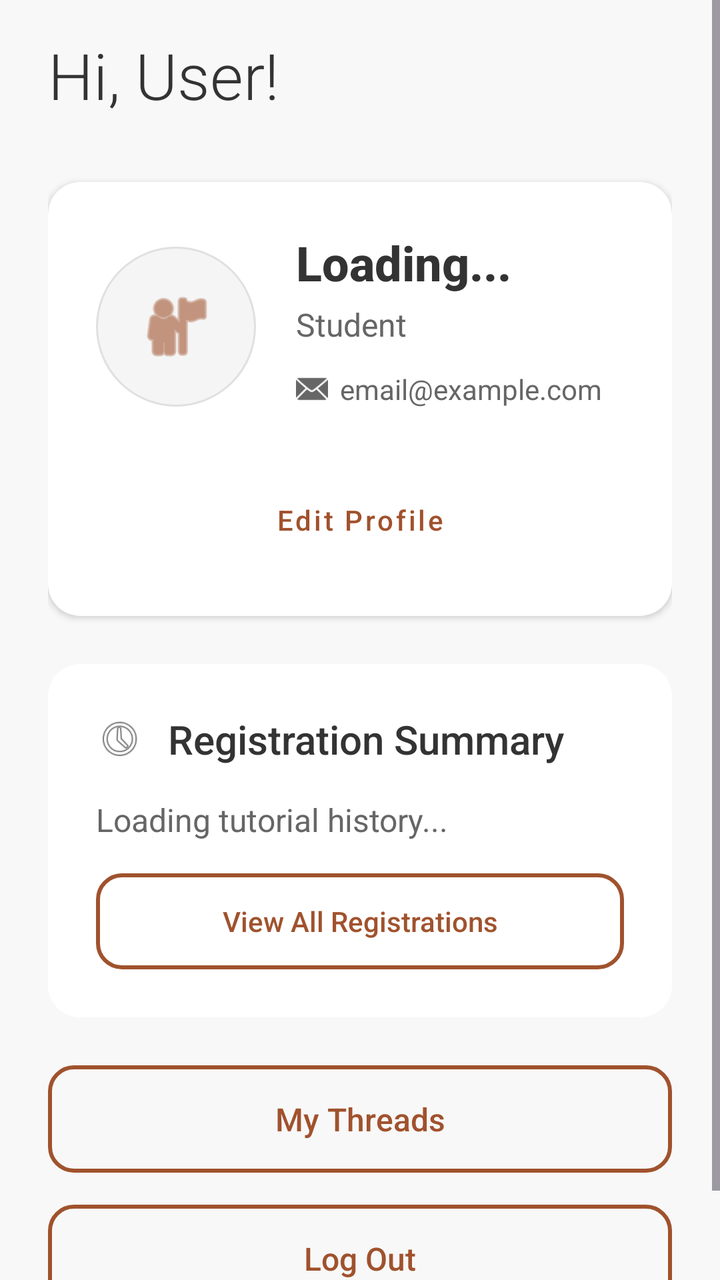
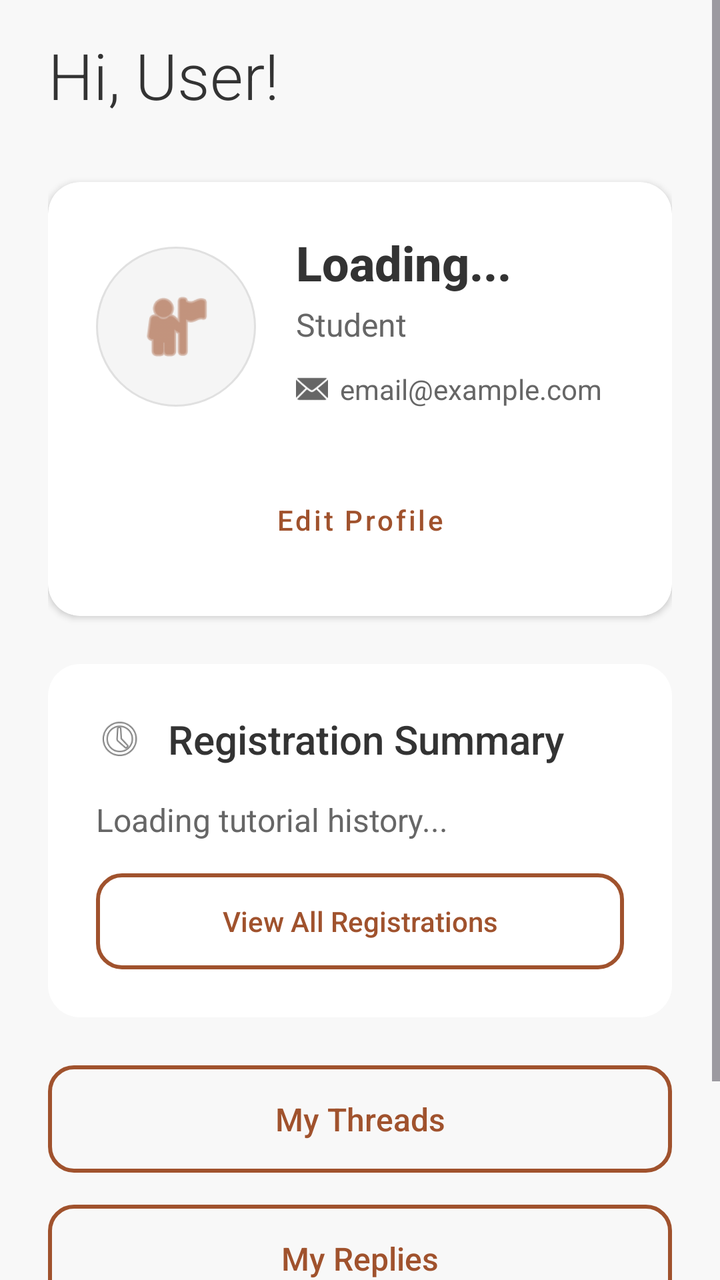

The first picture is an Android layout as it rendered before a commit; the second is the same layout after the commit. The layout source and the unified diff follow.
<!-- AndroidManifest.xml: application theme Theme.Csci3130Group1 -->
<!-- res/layout/fragment_profile.xml -->
<?xml version="1.0" encoding="utf-8"?>
<ScrollView xmlns:android="http://schemas.android.com/apk/res/android"
    android:layout_width="match_parent"
    android:layout_height="match_parent"
    android:background="#F8F8F8"
    android:fillViewport="true">

    <LinearLayout
        android:layout_width="match_parent"
        android:layout_height="wrap_content"
        android:orientation="vertical"
        android:paddingLeft="24dp"
        android:paddingRight="24dp"
        android:paddingTop="16dp"
        android:paddingBottom="32dp">

        
        <TextView
            android:id="@+id/profileGreeting"
            android:layout_width="wrap_content"
            android:layout_height="wrap_content"
            android:text="Hi, User!"
            android:textSize="32sp"
            android:fontFamily="sans-serif-light"
            android:textStyle="normal"
            android:textColor="#333333"
            android:layout_marginBottom="32dp"/>

        
        <androidx.cardview.widget.CardView
            android:layout_width="match_parent"
            android:layout_height="wrap_content"
            android:layout_marginBottom="24dp"
            xmlns:app="http://schemas.android.com/apk/res-auto"
            app:cardCornerRadius="16dp"
            app:cardElevation="2dp"
            app:cardBackgroundColor="#FFFFFF">

            <LinearLayout
                android:layout_width="match_parent"
                android:layout_height="wrap_content"
                android:orientation="vertical"
                android:padding="24dp">

                
                <LinearLayout
                    android:layout_width="match_parent"
                    android:layout_height="wrap_content"
                    android:orientation="horizontal"
                    android:gravity="center_vertical"
                    android:layout_marginBottom="24dp">

                    
                    <ImageView
                        android:id="@+id/profilePicture"
                        android:layout_width="80dp"
                        android:layout_height="80dp"
                        android:src="@android:drawable/ic_menu_myplaces"
                        app:tint="#A0522D"
                        android:background="@drawable/circle_background"
                        android:padding="20dp"
                        android:contentDescription="Profile Picture" />

                    
                    <LinearLayout
                        android:layout_width="0dp"
                        android:layout_height="wrap_content"
                        android:layout_weight="1"
                        android:orientation="vertical"
                        android:layout_marginStart="20dp">

                        
                        <TextView
                            android:id="@+id/profileName"
                            android:layout_width="wrap_content"
                            android:layout_height="wrap_content"
                            android:text="Loading..."
                            android:textSize="24sp"
                            android:textStyle="bold"
                            android:textColor="#333333"
                            android:fontFamily="sans-serif-medium" />

                        
                        <TextView
                            android:id="@+id/profileRole"
                            android:layout_width="wrap_content"
                            android:layout_height="wrap_content"
                            android:text="Student"
                            android:textSize="16sp"
                            android:textColor="#666666"
                            android:layout_marginTop="4dp" />

                        
                        <TextView
                            android:id="@+id/profileDegree"
                            android:layout_width="wrap_content"
                            android:layout_height="wrap_content"
                            android:text=""
                            android:textSize="16sp"
                            android:textColor="#666666"
                            android:layout_marginTop="4dp"
                            android:visibility="gone"/>

                        
                        <LinearLayout
                            android:layout_width="match_parent"
                            android:layout_height="wrap_content"
                            android:orientation="vertical"
                            android:layout_marginTop="12dp">

                            
                            <LinearLayout
                                android:layout_width="wrap_content"
                                android:layout_height="wrap_content"
                                android:orientation="horizontal"
                                android:gravity="center_vertical"
                                android:layout_marginBottom="8dp">

                                <ImageView
                                    android:layout_width="16dp"
                                    android:layout_height="16dp"
                                    android:src="@android:drawable/ic_dialog_email"
                                    app:tint="#666666" />

                                <TextView
                                    android:id="@+id/profileEmail"
                                    android:layout_width="wrap_content"
                                    android:layout_height="wrap_content"
                                    android:text="email@example.com"
                                    android:textSize="14sp"
                                    android:textColor="#666666"
                                    android:layout_marginStart="6dp" />
                            </LinearLayout>

                            
                            <LinearLayout
                                android:id="@+id/contactContainer"
                                android:layout_width="wrap_content"
                                android:layout_height="wrap_content"
                                android:orientation="horizontal"
                                android:gravity="center_vertical"
                                android:layout_marginBottom="8dp"
                                android:visibility="gone">

                                <ImageView
                                    android:layout_width="16dp"
                                    android:layout_height="16dp"
                                    android:src="@android:drawable/ic_menu_call"
                                    app:tint="#A0522D" />

                                <TextView
                                    android:id="@+id/profileContact"
                                    android:layout_width="wrap_content"
                                    android:layout_height="wrap_content"
                                    android:text=""
                                    android:textSize="14sp"
                                    android:textColor="#A0522D"
                                    android:layout_marginStart="6dp"
                                    android:fontFamily="sans-serif-medium" />
                            </LinearLayout>

                            
                            <LinearLayout
                                android:layout_width="wrap_content"
                                android:layout_height="wrap_content"
                                android:orientation="horizontal"
                                android:gravity="center_vertical"
                                android:visibility="gone">

                                <ImageView
                                    android:layout_width="16dp"
                                    android:layout_height="16dp"
                                    android:src="@android:drawable/btn_star_big_on"
                                    app:tint="#FFD700" />

                                <TextView
                                    android:id="@+id/profileRating"
                                    android:layout_width="wrap_content"
                                    android:layout_height="wrap_content"
                                    android:text=""
                                    android:textSize="14sp"
                                    android:textColor="#666666"
                                    android:layout_marginStart="6dp" />
                            </LinearLayout>
                        </LinearLayout>
                    </LinearLayout>
                </LinearLayout>

                
                <LinearLayout
                    android:id="@+id/descriptionSection"
                    android:layout_width="match_parent"
                    android:layout_height="wrap_content"
                    android:orientation="vertical"
                    android:visibility="gone">

                    <TextView
                        android:layout_width="wrap_content"
                        android:layout_height="wrap_content"
                        android:text="About"
                        android:textSize="14sp"
                        android:textColor="#888888"
                        android:fontFamily="sans-serif-medium"
                        android:textAllCaps="true"
                        android:letterSpacing="0.1"
                        android:layout_marginBottom="8dp"/>

                    <TextView
                        android:id="@+id/profileStudentDescription"
                        android:layout_width="match_parent"
                        android:layout_height="wrap_content"
                        android:text=""
                        android:textSize="16sp"
                        android:textColor="#333333"
                        android:fontFamily="sans-serif"
                        android:lineSpacingExtra="4dp"
                        android:layout_marginBottom="16dp"/>
                </LinearLayout>

                
                <Button
                    android:id="@+id/edit_profile_button"
                    style="@style/Widget.MaterialComponents.Button.OutlinedButton"
                    android:layout_width="match_parent"
                    android:layout_height="wrap_content"
                    android:text="Edit Profile"
                    android:textColor="#A0522D"
                    android:textSize="14sp"
                    android:textAllCaps="false"
                    android:fontFamily="sans-serif-medium"
                    app:strokeColor="#A0522D"
                    app:cornerRadius="8dp"
                    android:paddingVertical="12dp"/>
            </LinearLayout>
        </androidx.cardview.widget.CardView>

        
        <LinearLayout
            android:id="@+id/upcoming_tutorials_card"
            android:layout_width="match_parent"
            android:layout_height="wrap_content"
            android:layout_marginBottom="24dp"
            android:background="@drawable/card_background"
            android:orientation="vertical"
            android:padding="24dp"
            android:visibility="gone">

            
            <LinearLayout
                android:layout_width="match_parent"
                android:layout_height="wrap_content"
                android:orientation="horizontal"
                android:gravity="center_vertical"
                android:layout_marginBottom="16dp">

                <ImageView
                    android:layout_width="24dp"
                    android:layout_height="24dp"
                    android:src="@android:drawable/ic_menu_today"
                    android:contentDescription="Upcoming Tutorial Icon" />

                <TextView
                    android:layout_width="wrap_content"
                    android:layout_height="wrap_content"
                    android:text="Upcoming Registrations"
                    android:textSize="20sp"
                    android:fontFamily="sans-serif-medium"
                    android:textColor="#333333"
                    android:layout_marginStart="12dp"/>
            </LinearLayout>

            
            <LinearLayout
                android:id="@+id/upcomingTutorialsList"
                android:layout_width="match_parent"
                android:layout_height="wrap_content"
                android:orientation="vertical">
                
                <TextView
                    android:layout_width="match_parent"
                    android:layout_height="wrap_content"
                    android:text="Loading upcoming tutorials..."
                    android:textSize="16sp"
                    android:textColor="#666666"/>
            </LinearLayout>
        </LinearLayout>

        
        <LinearLayout
            android:layout_width="match_parent"
            android:layout_height="wrap_content"
            android:layout_marginBottom="24dp"
            android:background="@drawable/card_background"
            android:orientation="vertical"
            android:padding="24dp">

            
            <LinearLayout
                android:layout_width="match_parent"
                android:layout_height="wrap_content"
                android:orientation="horizontal"
                android:gravity="center_vertical"
                android:layout_marginBottom="16dp">

                <ImageView
                    android:layout_width="24dp"
                    android:layout_height="24dp"
                    android:src="@android:drawable/ic_menu_recent_history"
                    android:contentDescription="Tutorial History Icon" />

                <TextView
                    android:layout_width="wrap_content"
                    android:layout_height="wrap_content"
                    android:text="Registration Summary"
                    android:textSize="20sp"
                    android:fontFamily="sans-serif-medium"
                    android:textColor="#333333"
                    android:layout_marginStart="12dp"/>
            </LinearLayout>

            
            <TextView
                android:id="@+id/tutorialStats"
                android:layout_width="match_parent"
                android:layout_height="wrap_content"
                android:text="Loading tutorial history..."
                android:textSize="16sp"
                android:textColor="#666666"
                android:lineSpacingExtra="4dp"
                android:layout_marginBottom="16dp"/>

            
            <Button
                android:id="@+id/view_tutorials_button"
                style="@android:style/Widget.Material.Button.Borderless"
                android:layout_width="match_parent"
                android:layout_height="wrap_content"
                android:text="View All Registrations"
                android:textColor="#A0522D"
                android:padding="12dp"
                android:textSize="14sp"
                android:textAllCaps="false"
                android:fontFamily="sans-serif-medium"
                android:background="@drawable/outlined_button_background"/>
        </LinearLayout>

        
        <Button
            android:id="@+id/my_threads_button"
            style="@android:style/Widget.Material.Button.Borderless"
            android:layout_width="match_parent"
            android:layout_height="wrap_content"
            android:text="My Threads"
            android:textColor="#A0522D"
            android:padding="16dp"
            android:textSize="16sp"
            android:textAllCaps="false"
            android:fontFamily="sans-serif-medium"
            android:background="@drawable/outlined_button_background"
            android:layout_marginBottom="16dp"/>

        
        <Button
            android:id="@+id/logout_button"
            style="@android:style/Widget.Material.Button.Borderless"
            android:layout_width="match_parent"
            android:layout_height="wrap_content"
            android:text="Log Out"
            android:textColor="#A0522D"
            android:padding="16dp"
            android:textSize="16sp"
            android:textAllCaps="false"
            android:fontFamily="sans-serif-medium"
            android:background="@drawable/outlined_button_background"/>
    </LinearLayout>
</ScrollView>
<!-- resources referenced by this layout -->
<resources>
  <!-- drawable card_background (drawable) -->
  <?xml version="1.0" encoding="utf-8"?>
  <shape xmlns:android="http://schemas.android.com/apk/res/android">
      <solid android:color="#FFFFFF" />
      <corners android:radius="16dp" />
      <stroke android:width="0dp" android:color="#FFFFFF" />
  </shape>
  <!-- drawable circle_background (drawable) -->
  <?xml version="1.0" encoding="utf-8"?>
  <shape xmlns:android="http://schemas.android.com/apk/res/android"
      android:shape="oval">
      <solid android:color="#F5F5F5" />
      <stroke
          android:width="1dp"
          android:color="#E0E0E0" />
  </shape>
  <!-- drawable outlined_button_background (drawable) -->
  <?xml version="1.0" encoding="utf-8"?>
  <shape xmlns:android="http://schemas.android.com/apk/res/android">
      <solid android:color="#00FFFFFF" />
      <corners android:radius="12dp" />
      <stroke android:width="2dp" android:color="#A0522D" />
  </shape>
  <style name="Theme.Csci3130Group1" parent="Base.Theme.Csci3130Group1" />
  <style name="Base.Theme.Csci3130Group1" parent="Theme.Material3.DayNight.NoActionBar">
          
          
      </style>
</resources>

<!-- the commit's change to res/layout/fragment_profile.xml (unified diff, before → after) -->
@@ -361,6 +361,21 @@
 
         
         <Button
+            android:id="@+id/my_replies_button"
+            style="@android:style/Widget.Material.Button.Borderless"
+            android:layout_width="match_parent"
+            android:layout_height="wrap_content"
+            android:text="My Replies"
+            android:textColor="#A0522D"
+            android:padding="16dp"
+            android:textSize="16sp"
+            android:textAllCaps="false"
+            android:fontFamily="sans-serif-medium"
+            android:background="@drawable/outlined_button_background"
+            android:layout_marginBottom="16dp"/>
+
+        
+        <Button
             android:id="@+id/logout_button"
             style="@android:style/Widget.Material.Button.Borderless"
             android:layout_width="match_parent"
